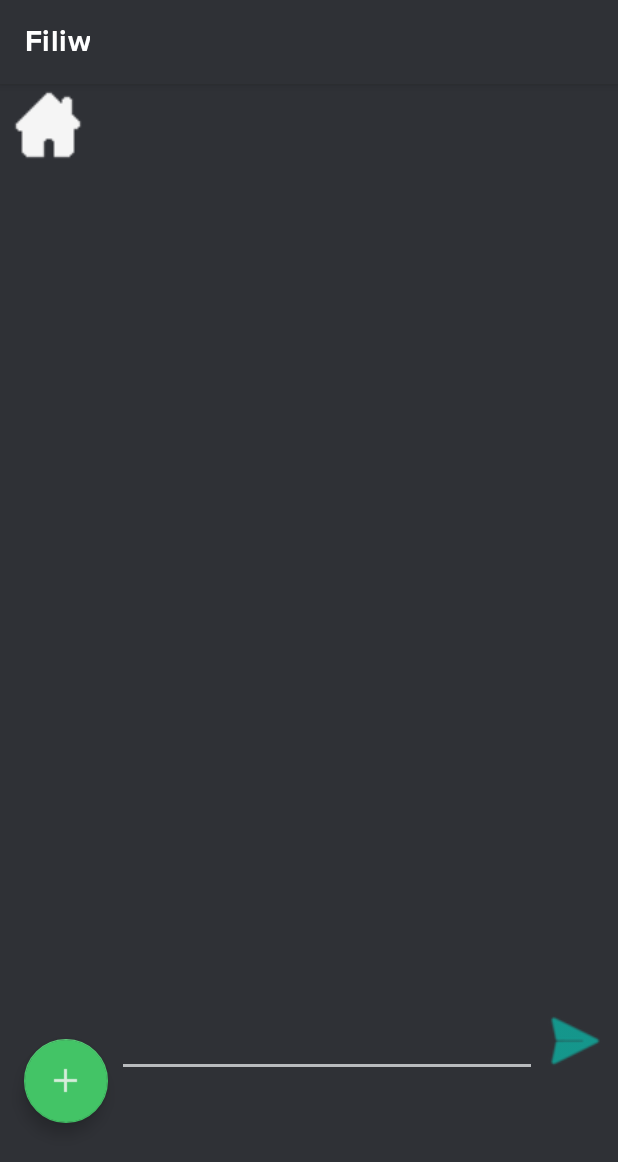
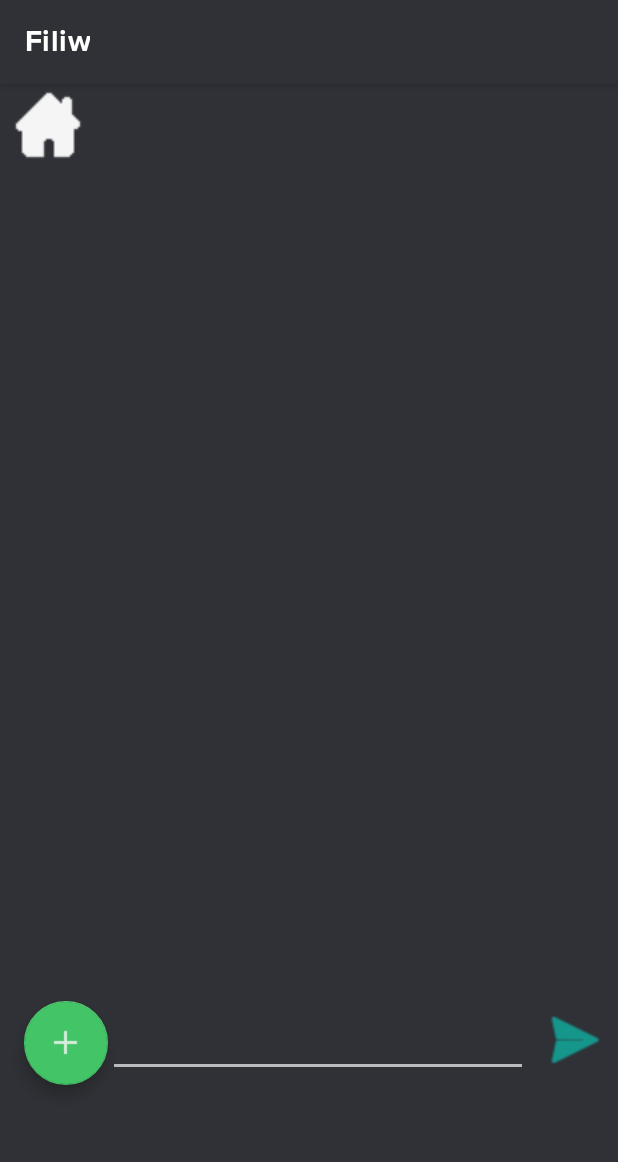
Before and after one commit to anape03/chat-filiw, an Android app: the activity_show_chat screen opened directly, with no data from a screen before it, on a phone screen of 412 x 824 dp. Shown: the top 1162 px of the screen. Run offline under Robolectric (Android 15) with nearby library versions, the phone set to English and light mode, and no system bars; pictures from the network do not load; 2 statements that could not run were skipped.

Commit message:
can send message and view conversation history-TODO:exit client,receive messages sent now

```diff
--- a/app/src/main/AndroidManifest.xml
+++ b/app/src/main/AndroidManifest.xml
@@ -10,7 +10,7 @@
     <uses-permission android:name="android.permission.RECORD_AUDIO" />
     <uses-permission android:name="android.permission.INTERNET" />
 <!--    <uses-permission android:name="android.permission.ACCESS_WIFI_STATE"/>-->
-<!--    <uses-permission android:name="android.permission.ACCESS_NETWORK_STATE" />-->
+    <uses-permission android:name="android.permission.ACCESS_NETWORK_STATE" />
 
     <application
         android:allowBackup="true"
--- a/app/src/main/java/com/example/filiw/activities/activity_show_chat.java
+++ b/app/src/main/java/com/example/filiw/activities/activity_show_chat.java
@@ -43,8 +43,8 @@ public class activity_show_chat extends AppCompatActivity {
     private static String filename = "";
 
     ListView chatList;
-    List<String> senderNames = new ArrayList<>();
-    List<String> senderMessage = new ArrayList<>();
+    private static List<String> senderNames = new ArrayList<>();
+    private static List<String> senderMessage = new ArrayList<>();
 
     Client client;
 
@@ -60,7 +60,7 @@ public class activity_show_chat extends AppCompatActivity {
         setUpClient();
 
         TaskConnectToBroker getTaskConnectToBroker = new TaskConnectToBroker();
-        getTaskConnectToBroker.execute("CONNECT_TO_BROKER");
+        getTaskConnectToBroker.executeOnExecutor(AsyncTask.THREAD_POOL_EXECUTOR,"CONNECT_TO_BROKER");
 
         ///////////// For testing purposes
 //        for (int i=0; i<=10; i++){
@@ -97,7 +97,7 @@ public class activity_show_chat extends AppCompatActivity {
 
         homeButton.setOnClickListener(v -> {
             TaskExitClient getTaskExitClient = new TaskExitClient();
-            getTaskExitClient.execute("EXIT_CLIENT");
+            getTaskExitClient.executeOnExecutor(AsyncTask.THREAD_POOL_EXECUTOR,"EXIT_CLIENT");
             finish();
         });
 
@@ -147,9 +147,12 @@ public class activity_show_chat extends AppCompatActivity {
         });
 
         sendMessageButton.setOnClickListener(v -> {
-            if (!this.getTextWritten().equals("")) {
+            Log.e("SEND_MESSAGE_BUTTON","Send message button pressed.");
+            String text = this.getTextWritten();
+            if (!text.equals("")) {
+                Log.e("SEND_MESSAGE_BUTTON","Message box not empty: "+text);
                 TaskSendMessage getTaskSendMessage = new TaskSendMessage();
-                getTaskSendMessage.execute("SEND_MESSAGE", "TEXT", this.getTextWritten());
+                getTaskSendMessage.executeOnExecutor(AsyncTask.THREAD_POOL_EXECUTOR,"SEND_MESSAGE", "TEXT", text);
                 this.setTextWritten("");
             }
         });
@@ -163,57 +166,17 @@ public class activity_show_chat extends AppCompatActivity {
         client.setBrokerAddresses(this.readAddresses()); // get all broker addresses
         client.setAddressBroker();  //set random broker
     }
-//    private class GetTask extends AsyncTask<String, String, Client> {
-//        @Override
-//        protected Client doInBackground(String... strings) {
-//            switch (strings[0]) {
-//                case "CONNECT_TO_BROKER":
-//                    return client.connectToBroker(topicName);
-//                case "RECEIVE_MESSAGES":
-//                    client.getConsumer().showConversationData();
-//                    return client;
-//                case "SEND_MESSAGE":
-//                    client.getPublisher().sendMessage(strings[1], strings[2]);
-//                    return client;
-//                case "EXIT_CLIENT":
-//                    client.getPublisher().exitRequest();
-//                    return client;
-//            }
-//            return null;
-//        }
-//
-//        @Override
-//        protected void onPostExecute(Client user) {
-//            super.onPostExecute(user);
-//            if (user != null)
-//                client = user;
-//        }
-//    }
 
     private class TaskConnectToBroker extends AsyncTask<String, String, Client> {
         @Override
         protected Client doInBackground(String... strings) {
             if (strings[0].equals("CONNECT_TO_BROKER")) {
-                return client.connectToBroker(topicName);
-            }
-            return null;
-        }
-
-        @Override
-        protected void onPostExecute(Client user) {
-            super.onPostExecute(user);
-            if (user != null)
-                client = user;
-        }
-    }
-
-    private class TaskReceiveMessages extends AsyncTask<String, String, Client> {
-        @Override
-        protected Client doInBackground(String... strings) {
-            if (strings[0].equals("RECEIVE_MESSAGES")) {
-                client.getConsumer().showConversationData();
+                Log.e("ASYNC_TASK","Executing connect to broker.");
+                client.connectToBroker(topicName);  // connect to broker
+                client.receiveMessages();           // receive conversation history
                 return client;
             }
+            Log.e("ASYNC_TASK","Invalid string given.");
             return null;
         }
 
@@ -229,9 +192,11 @@ public class activity_show_chat extends AppCompatActivity {
         @Override
         protected Client doInBackground(String... strings) {
             if (strings[0].equals("SEND_MESSAGE")) {
-                client.getPublisher().sendMessage(strings[1], strings[2]);
+                Log.e("ASYNC_TASK","Executing send message.");
+                client.sendMessage(strings[1], strings[2]);
                 return client;
             }
+            Log.e("ASYNC_TASK","Invalid string given.");
             return null;
         }
 
@@ -247,9 +212,11 @@ public class activity_show_chat extends AppCompatActivity {
         @Override
         protected Client doInBackground(String... strings) {
             if (strings[0].equals("EXIT_CLIENT")) {
+                Log.e("ASYNC_TASK","Executing client exit.");
                 client.getPublisher().exitRequest();
                 return client;
             }
+            Log.e("ASYNC_TASK","Invalid string given.");
             return null;
         }
 
@@ -294,8 +261,8 @@ public class activity_show_chat extends AppCompatActivity {
      * @param messageValue message received
      */
     public void receiveMessage(Value messageValue){
-        String sender = getSender(messageValue);
-        String message = getMessage(messageValue);
+        String sender = messageValue.getSenter();
+        String message = messageValue.getMessage();
         senderNames.add(sender);
         senderMessage.add(message);
     }
@@ -341,24 +308,6 @@ public class activity_show_chat extends AppCompatActivity {
      */
     public void setTextWritten(String value) {
         ((EditText)findViewById(R.id.show_chat_write_message)).setText(value);
-    }
-
-    /**
-     * Extract sender value from message
-     * @param message message Value object
-     * @return sender name string
-     */
-    private String getSender(Value message){
-        return message.getSenter();
-    }
-
-    /**
-     * Extract message value from message
-     * @param message message Value object
-     * @return message string
-     */
-    private String getMessage(Value message){
-        return message.getMessage();
     }
 
     /**
--- a/app/src/main/res/layout/activity_show_chat.xml
+++ b/app/src/main/res/layout/activity_show_chat.xml
@@ -19,7 +19,7 @@
 
     <ListView
         android:id="@+id/show_chat_list"
-        android:layout_width="380dp"
+        android:layout_width="370dp"
         android:layout_height="545dp"
         android:stackFromBottom="true"
         android:transcriptMode="normal"
@@ -33,7 +33,6 @@
         android:id="@+id/show_chat_write_message"
         android:layout_width="280dp"
         android:layout_height="50dp"
-        android:layout_marginTop="8dp"
         android:autofillHints=""
         android:ems="10"
         android:enabled="true"
@@ -49,11 +48,12 @@
         android:selectAllOnFocus="true"
         android:textColor="@color/gray_100"
         android:textSize="18sp"
-        app:layout_constraintBottom_toBottomOf="parent"
+        app:layout_constraintBottom_toBottomOf="@+id/floatingActionButtonOpenChoices"
         app:layout_constraintEnd_toStartOf="@+id/show_chat_button_send_message"
-        app:layout_constraintHorizontal_bias="0.468"
-        app:layout_constraintTop_toBottomOf="@+id/show_chat_list"
-        app:layout_constraintVertical_bias="0.062"
+        app:layout_constraintHorizontal_bias="0.0"
+        app:layout_constraintStart_toEndOf="@+id/floatingActionButtonOpenChoices"
+        app:layout_constraintTop_toTopOf="@+id/floatingActionButtonOpenChoices"
+        app:layout_constraintVertical_bias="0.077"
         tools:ignore="LabelFor,SpeakableTextPresentCheck" />
 
     <ImageButton
@@ -75,17 +75,15 @@
         android:id="@+id/show_chat_button_send_message"
         android:layout_width="50dp"
         android:layout_height="50dp"
-        android:layout_marginTop="10dp"
         android:layout_marginEnd="4dp"
         android:background="@android:drawable/ic_menu_send"
         android:backgroundTint="@color/teal_200"
         android:contentDescription="@string/send_message_button"
-        app:layout_constraintBottom_toBottomOf="parent"
+        app:layout_constraintBottom_toBottomOf="@+id/show_chat_write_message"
         app:layout_constraintEnd_toEndOf="parent"
-        app:layout_constraintTop_toBottomOf="@+id/show_chat_list"
-        app:layout_constraintVertical_bias="0.053"
+        app:layout_constraintTop_toTopOf="@+id/show_chat_write_message"
+        app:layout_constraintVertical_bias="1.0"
         tools:ignore="RedundantDescriptionCheck" />
-
 
     <com.google.android.material.floatingactionbutton.FloatingActionButton
         android:id="@+id/addVideo"
@@ -103,22 +101,22 @@
 
         />
 
+
     <com.google.android.material.floatingactionbutton.FloatingActionButton
         android:id="@+id/floatingActionButtonOpenChoices"
         android:layout_width="wrap_content"
         android:layout_height="wrap_content"
         android:layout_marginStart="16dp"
-        app:backgroundTint="@color/confirmation_green"
         android:clickable="true"
         android:focusable="true"
         android:tintMode="@android:color/white"
+        app:backgroundTint="@color/confirmation_green"
         app:layout_constraintBottom_toBottomOf="parent"
         app:layout_constraintStart_toStartOf="parent"
-        app:layout_constraintTop_toBottomOf="@+id/show_chat_button_back"
-        app:layout_constraintVertical_bias="0.886"
+        app:layout_constraintTop_toBottomOf="@+id/show_chat_list"
+        app:layout_constraintVertical_bias="0.126"
         app:srcCompat="@drawable/plus_sign"
         tools:ignore="ContentDescription" />
-
 
     <com.google.android.material.floatingactionbutton.FloatingActionButton
         android:id="@+id/addFile"
```
Also changed, not shown: app/src/main/java/com/example/filiw/backend/BrokerActionsForClient.java (+4 -4 lines), app/src/main/java/com/example/filiw/backend/Client.java (+32 -2 lines), app/src/main/java/com/example/filiw/backend/Consumer.java (+11 -4 lines).
